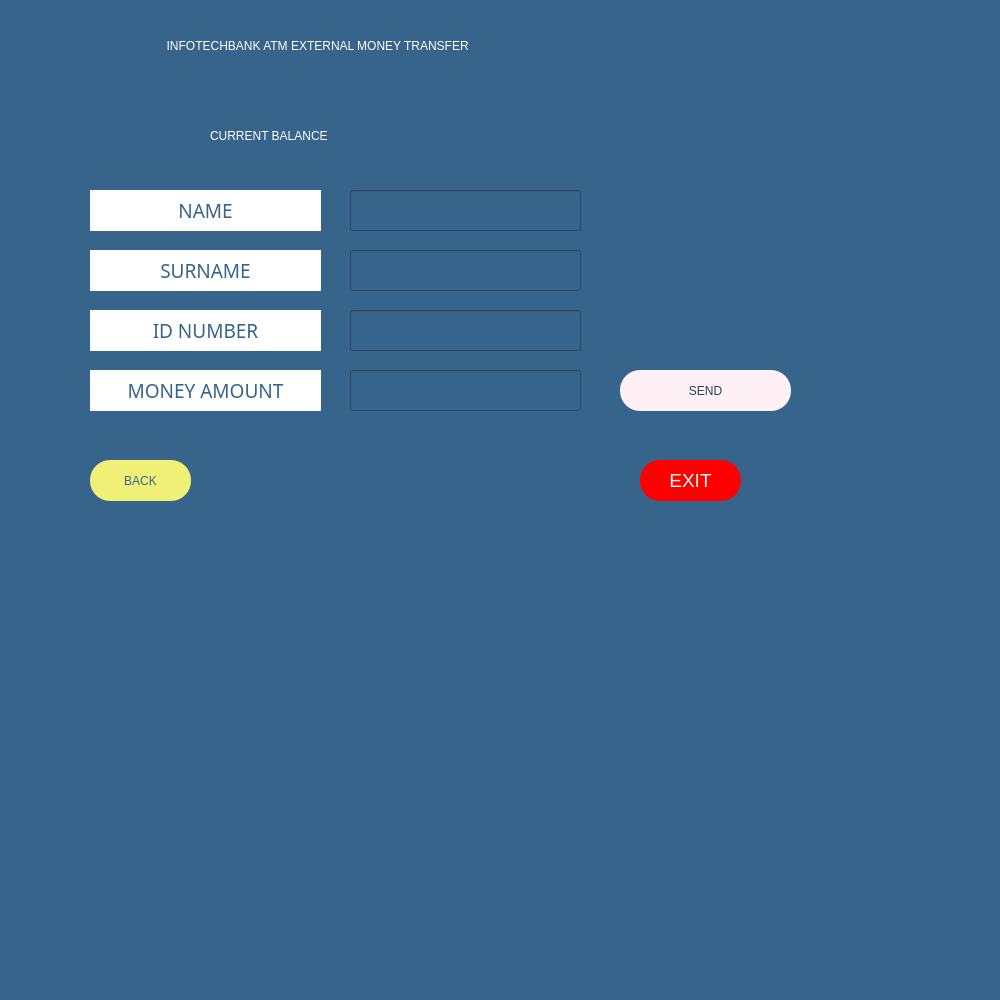
melihorhanyilmaz/Project, file external.ui: the form before one commit.
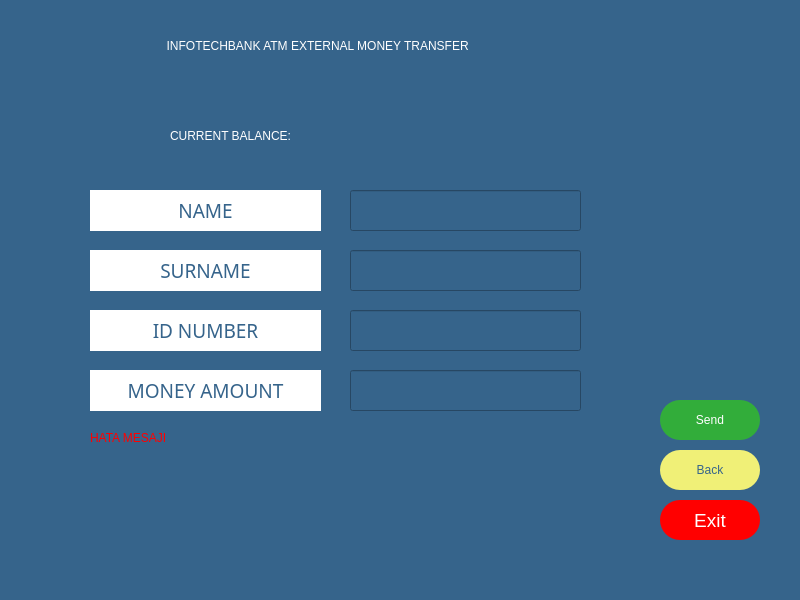
The form after the commit. Icons and pictures are not drawn.

```diff
--- a/external.ui
+++ b/external.ui
@@ -6,8 +6,8 @@
    <rect>
     <x>0</x>
     <y>0</y>
-    <width>1000</width>
-    <height>1000</height>
+    <width>800</width>
+    <height>600</height>
    </rect>
   </property>
   <property name="windowTitle">
@@ -20,19 +20,18 @@
    <widget class="QLabel" name="la_error">
     <property name="geometry">
      <rect>
-      <x>120</x>
+      <x>90</x>
       <y>430</y>
-      <width>451</width>
+      <width>491</width>
       <height>16</height>
      </rect>
     </property>
     <property name="styleSheet">
-     <string notr="true">color: rgb(255, 255, 255);
-font: 75 12pt &quot;MS Shell Dlg 2&quot;;
-</string>
+     <string notr="true">color: rgb(255, 0, 0);
+font: 75 12pt &quot;MS Sans Serif&quot;;</string>
     </property>
     <property name="text">
-     <string/>
+     <string>HATA MESAJI</string>
     </property>
    </widget>
    <widget class="QLineEdit" name="li_amount">
@@ -55,9 +54,9 @@
    <widget class="QLabel" name="la_balance">
     <property name="geometry">
      <rect>
-      <x>430</x>
+      <x>170</x>
       <y>110</y>
-      <width>251</width>
+      <width>511</width>
       <height>51</height>
      </rect>
     </property>
@@ -68,16 +67,16 @@
 </string>
     </property>
     <property name="text">
-     <string/>
+     <string>CURRENT BALANCE:</string>
     </property>
    </widget>
    <widget class="QPushButton" name="B_exit">
     <property name="geometry">
      <rect>
-      <x>640</x>
-      <y>460</y>
-      <width>101</width>
-      <height>41</height>
+      <x>660</x>
+      <y>500</y>
+      <width>100</width>
+      <height>40</height>
      </rect>
     </property>
     <property name="styleSheet">
@@ -87,7 +86,7 @@
 color: rgb(255, 255, 255);</string>
     </property>
     <property name="text">
-     <string>EXIT</string>
+     <string>Exit</string>
     </property>
     <property name="icon">
      <iconset>
@@ -150,20 +149,22 @@
    <widget class="QPushButton" name="B_send">
     <property name="geometry">
      <rect>
-      <x>620</x>
-      <y>370</y>
-      <width>171</width>
-      <height>41</height>
+      <x>660</x>
+      <y>400</y>
+      <width>100</width>
+      <height>40</height>
      </rect>
     </property>
     <property name="styleSheet">
      <string notr="true">background-color: rgb(255, 240, 245);
-color: rgb(34, 64, 89);
+background-color: rgb(50, 173, 58);
+
 font: 63 14pt &quot;Montserrat SemiBold&quot;;
-border-radius: 20 </string>
+border-radius: 20;
+color: rgb(255, 255, 255);</string>
     </property>
     <property name="text">
-     <string>SEND</string>
+     <string>Send</string>
     </property>
     <property name="icon">
      <iconset>
@@ -313,10 +314,10 @@
    <widget class="QPushButton" name="B_back">
     <property name="geometry">
      <rect>
-      <x>90</x>
-      <y>460</y>
-      <width>101</width>
-      <height>41</height>
+      <x>660</x>
+      <y>450</y>
+      <width>100</width>
+      <height>40</height>
      </rect>
     </property>
     <property name="styleSheet">
@@ -327,31 +328,12 @@
 </string>
     </property>
     <property name="text">
-     <string>BACK</string>
+     <string>Back</string>
     </property>
     <property name="checkable">
      <bool>false</bool>
     </property>
    </widget>
-   <widget class="QLabel" name="la_welcome_2">
-    <property name="geometry">
-     <rect>
-      <x>210</x>
-      <y>110</y>
-      <width>191</width>
-      <height>51</height>
-     </rect>
-    </property>
-    <property name="styleSheet">
-     <string notr="true">
-font: 75 16pt &quot;MS Shell Dlg 2&quot;;
-color: rgb(255, 255, 255);
-</string>
-    </property>
-    <property name="text">
-     <string>CURRENT BALANCE</string>
-    </property>
-   </widget>
   </widget>
   <widget class="QMenuBar" name="menubar">
    <property name="geometry">
```
Left out of the diff: 29 changed lines with no effect on the pictures.
